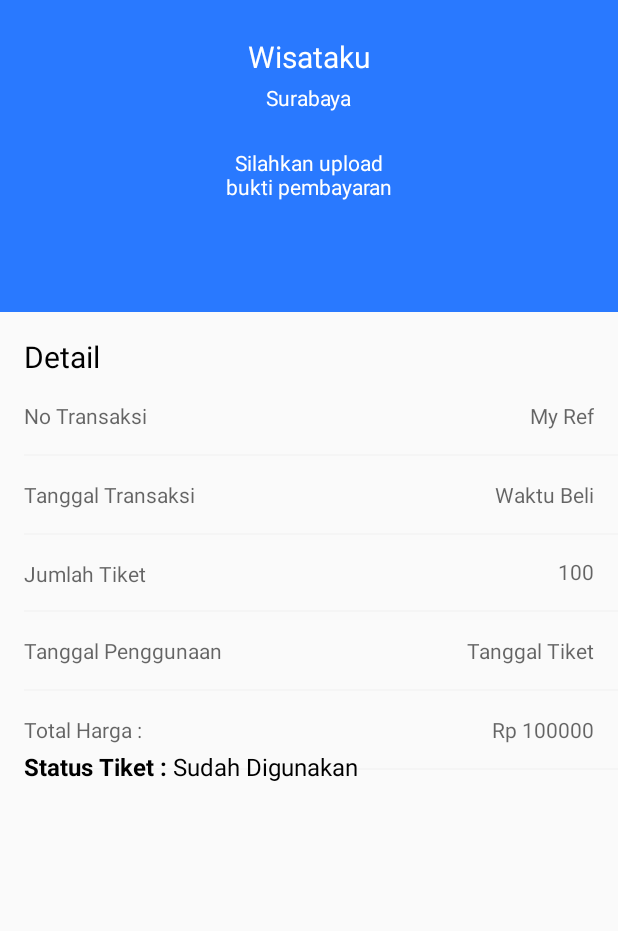
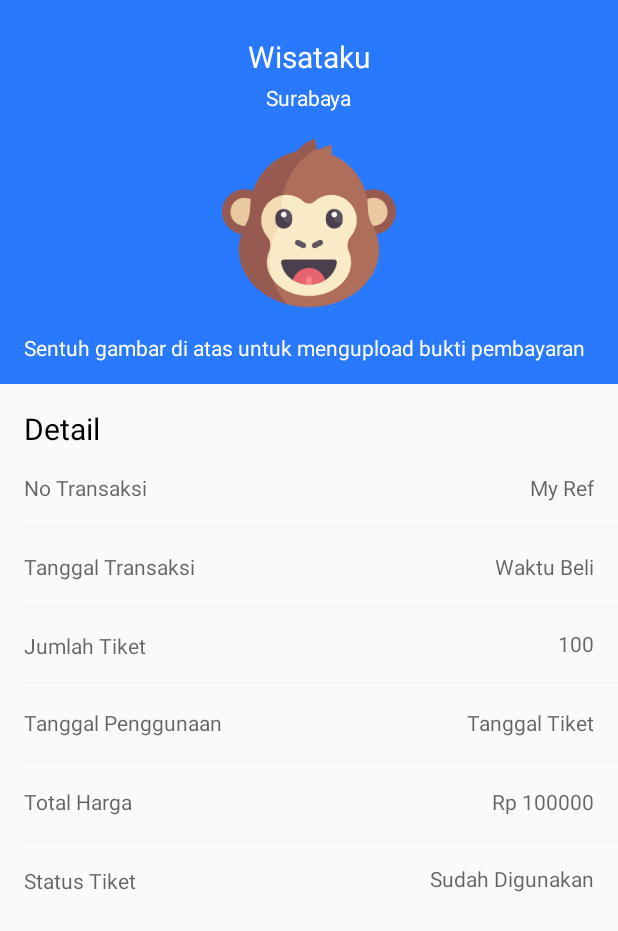
Before and after one commit to irvanalfaridzi/WisataInApp, an Android app: the DetailTiketActivity screen opened directly, with no data from a screen before it, on a phone screen of 412 x 824 dp. Shown: the top 931 px of the screen. Run offline under Robolectric (Android 15) with nearby library versions, the phone set to English and light mode, and no system bars; our stand-ins replace ButterKnife, Firebase (no records; nobody signed in at launch, a user with empty details on screens opened directly); libraries missing offline, so code that uses them is left out: com.journeyapps.barcodescanner; 1 statement that could not run was skipped.

Commit message:
detail_tiket

```diff
--- a/app/src/main/res/layout/activity_detail_tiket.xml
+++ b/app/src/main/res/layout/activity_detail_tiket.xml
@@ -8,7 +8,7 @@
 
     <ImageView
         android:layout_width="match_parent"
-        android:layout_height="208dp"
+        android:layout_height="256dp"
         android:id="@+id/bgTiketAtas"
         android:background="@color/colorButton"
         app:layout_constraintStart_toStartOf="parent"
@@ -30,19 +30,32 @@
         app:layout_constraintTop_toTopOf="@id/bgTiketAtas"
         app:layout_constraintEnd_toEndOf="parent"/>
 
-    <TextView
+    <ImageView
         android:layout_width="116dp"
-        android:layout_height="wrap_content"
+        android:layout_height="116dp"
         android:id="@+id/dtiGambarActivity"
-        android:textColor="@color/colorPutih"
-        android:text="Silahkan upload bukti pembayaran"
-        android:textAlignment="center"
+        android:background="@drawable/profile_user"
         android:layout_marginStart="16dp"
-        android:layout_marginTop="24sp"
+        android:layout_marginTop="16dp"
         android:layout_marginEnd="16dp"
+        android:layout_marginBottom="16dp"
         app:layout_constraintTop_toBottomOf="@id/dttLokasiWisataKeterangan"
         app:layout_constraintStart_toStartOf="parent"
         app:layout_constraintEnd_toEndOf="parent"/>
+
+    <TextView
+        android:layout_width="0dp"
+        android:layout_height="wrap_content"
+        android:text="Sentuh gambar di atas untuk mengupload bukti pembayaran"
+        android:textColor="@color/colorPutih"
+        android:layout_marginStart="16dp"
+        android:layout_marginTop="16dp"
+        android:layout_marginEnd="16dp"
+        android:layout_marginBottom="16dp"
+        app:layout_constraintStart_toStartOf="parent"
+        app:layout_constraintTop_toBottomOf="@id/dtiGambarActivity"
+        app:layout_constraintEnd_toEndOf="parent"
+        app:layout_constraintBottom_toBottomOf="@id/bgTiketAtas"/>
 
     <TextView
         android:layout_width="wrap_content"
@@ -230,7 +243,7 @@
         android:layout_width="wrap_content"
         android:layout_height="wrap_content"
         android:id="@+id/dttTotalharga"
-        android:text="Total Harga : "
+        android:text="Total Harga"
         android:textColor="#99000000"
         android:textSize="14sp"
         android:textStyle="normal"
@@ -268,24 +281,41 @@
         android:layout_width="wrap_content"
         android:layout_height="wrap_content"
         android:id="@+id/dttStatusTiket"
-        android:text="Status Tiket : "
-        android:textColor="#000"
-        android:textSize="16dp"
-        android:textStyle="bold"
-        android:layout_marginVertical="4dp"
-        android:layout_marginHorizontal="16dp"
+        android:text="Status Tiket"
+        android:textColor="#99000000"
+        android:textSize="14sp"
+        android:textStyle="normal"
+        android:layout_marginStart="16dp"
+        android:layout_marginTop="16dp"
+        android:layout_marginBottom="16dp"
         app:layout_constraintStart_toStartOf="parent"
-        app:layout_constraintTop_toBottomOf="@+id/dttTotalharga"/>
+        app:layout_constraintTop_toBottomOf="@id/tvGarisTotal"/>
 
     <TextView
         android:layout_width="wrap_content"
         android:layout_height="wrap_content"
         android:id="@+id/dttStatusTiketKeterangan"
         android:text="Sudah Digunakan"
-        android:textColor="#000"
-        android:textSize="16dp"
-        app:layout_constraintStart_toEndOf="@id/dttStatusTiket"
-        app:layout_constraintTop_toTopOf="@id/dttStatusTiket"/>
+        android:textColor="#99000000"
+        android:textSize="14sp"
+        android:layout_marginEnd="16dp"
+        android:layout_marginTop="16dp"
+        android:layout_marginBottom="16dp"
+        app:layout_constraintEnd_toEndOf="parent"
+        app:layout_constraintTop_toTopOf="@id/tvGarisTotal"/>
+
+    <TextView
+        android:id="@+id/tvGarisStatus"
+        android:layout_width="match_parent"
+        android:layout_height="1dp"
+        android:layout_marginStart="16dp"
+        android:layout_marginTop="16dp"
+        android:layout_marginEnd="0dp"
+        android:layout_marginBottom="0dp"
+        android:background="#f5f5f5"
+        app:layout_constraintEnd_toEndOf="parent"
+        app:layout_constraintStart_toStartOf="parent"
+        app:layout_constraintTop_toBottomOf="@id/dttStatusTiket" />
 
     <ProgressBar
         android:layout_width="wrap_content"
```
